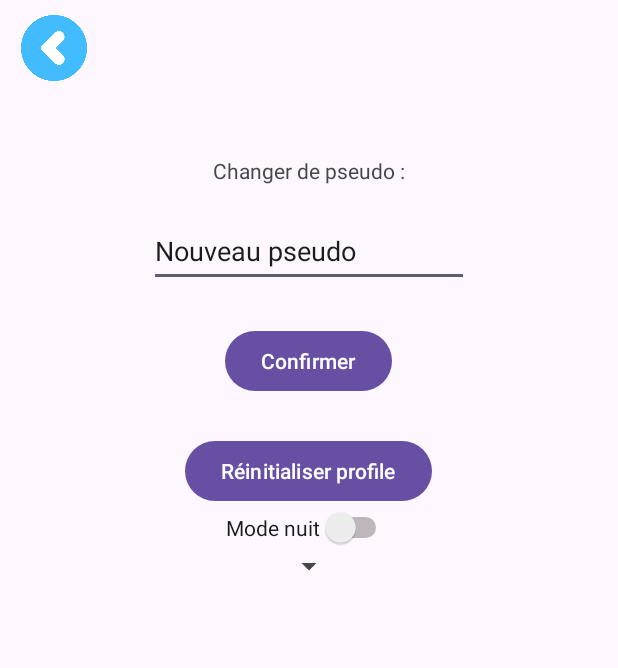
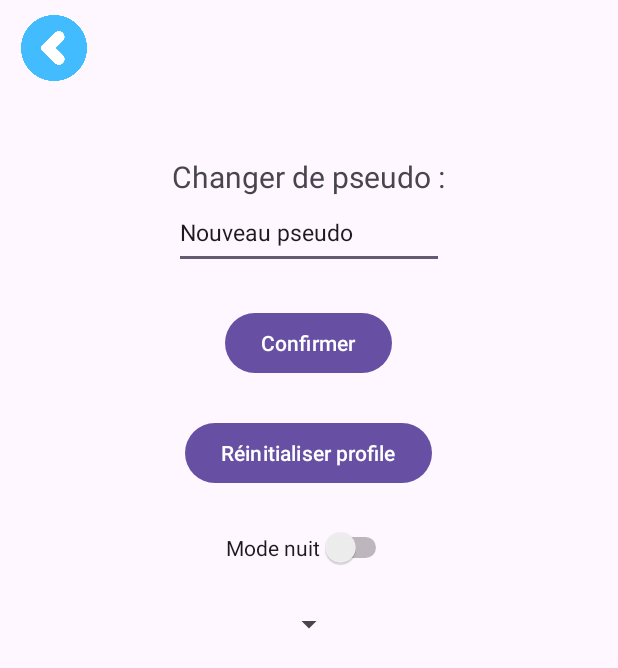
Before and after one commit to lysander051/MotherLoad, an Android app built with Jetpack Compose: the layout fragment_profil.xml on its own in the app's theme, with its tools: preview values and no code run, on a phone screen of 412 x 824 dp. Shown: the top 668 px of the screen. Run offline under Robolectric (Android 15) with nearby library versions, the phone set to English and light mode, and no system bars.

Commit message:
remise en forme de propriété xml

```diff
--- a/app/src/main/res/layout/activity_connexion.xml
+++ b/app/src/main/res/layout/activity_connexion.xml
@@ -30,7 +30,6 @@
             android:id="@+id/login"
             android:layout_width="wrap_content"
             android:layout_height="wrap_content"
-            android:layout_marginTop="10dp"
             android:ems="10"
             android:inputType="text"
             android:text=""/>
@@ -45,7 +44,6 @@
             android:id="@+id/password"
             android:layout_width="wrap_content"
             android:layout_height="wrap_content"
-            android:layout_marginTop="10dp"
             android:ems="10"
             android:inputType="textPassword"
             android:text=""/>
--- a/app/src/main/res/layout/fragment_profil.xml
+++ b/app/src/main/res/layout/fragment_profil.xml
@@ -28,14 +28,15 @@
             android:layout_width="wrap_content"
             android:layout_height="wrap_content"
             android:layout_marginTop="50dp"
+            android:textSize="20sp"
             android:text="@string/changer_de_pseudo"/>
 
         <EditText
             android:id="@+id/nouveauPseudo"
             android:layout_width="wrap_content"
             android:layout_height="wrap_content"
-            android:layout_marginTop="20dp"
             android:ems="10"
+            android:textSize="15sp"
             android:inputType="text"
             android:minHeight="48dp"
             android:text="@string/nouveau_pseudo" />
@@ -59,11 +60,13 @@
         <Switch
             android:id="@+id/theme"
             android:text="@string/mode_nuit"
+            android:layout_marginTop="25dp"
             android:layout_width="wrap_content"
             android:layout_height="wrap_content"/>
 
         <Spinner
             android:id="@+id/selecteurLangue"
+            android:layout_marginTop="25dp"
             android:layout_width="wrap_content"
             android:layout_height="wrap_content"/>
 
```
